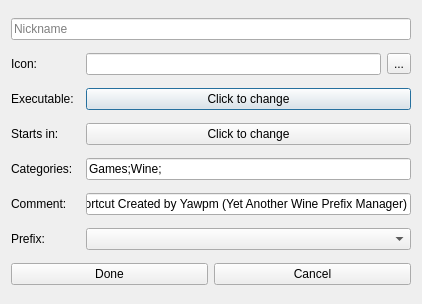
First picture: the form in lib/ui/newshortcut.ui, repository Fisk24/Yawpm, before the edit.
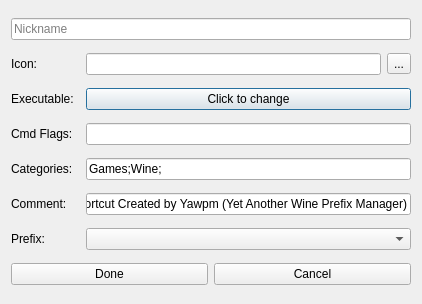
Second picture: the form after the edit.

Commit message: Shortcuts now utilize the Path key to ensure that wine will start in the correct directory. Further improvments to overall system stability.

What changed in the file:
```diff
--- a/lib/ui/newshortcut.ui
+++ b/lib/ui/newshortcut.ui
@@ -56,7 +56,7 @@
       </sizepolicy>
      </property>
      <property name="text">
-      <string>Starts in:</string>
+      <string>Cmd Flags:</string>
      </property>
     </widget>
    </item>
@@ -74,13 +74,6 @@
      </property>
     </widget>
    </item>
-   <item row="6" column="2" colspan="2">
-    <widget class="QPushButton" name="cdPushButton">
-     <property name="text">
-      <string>Click to change</string>
-     </property>
-    </widget>
-   </item>
    <item row="10" column="0" colspan="4">
     <layout class="QHBoxLayout" name="horizontalLayout">
      <item>
@@ -151,6 +144,9 @@
      </item>
     </layout>
    </item>
+   <item row="6" column="2" colspan="2">
+    <widget class="QLineEdit" name="flagsLineEdit"/>
+   </item>
   </layout>
  </widget>
  <resources/>
```
The commit also changes 7 other files.
